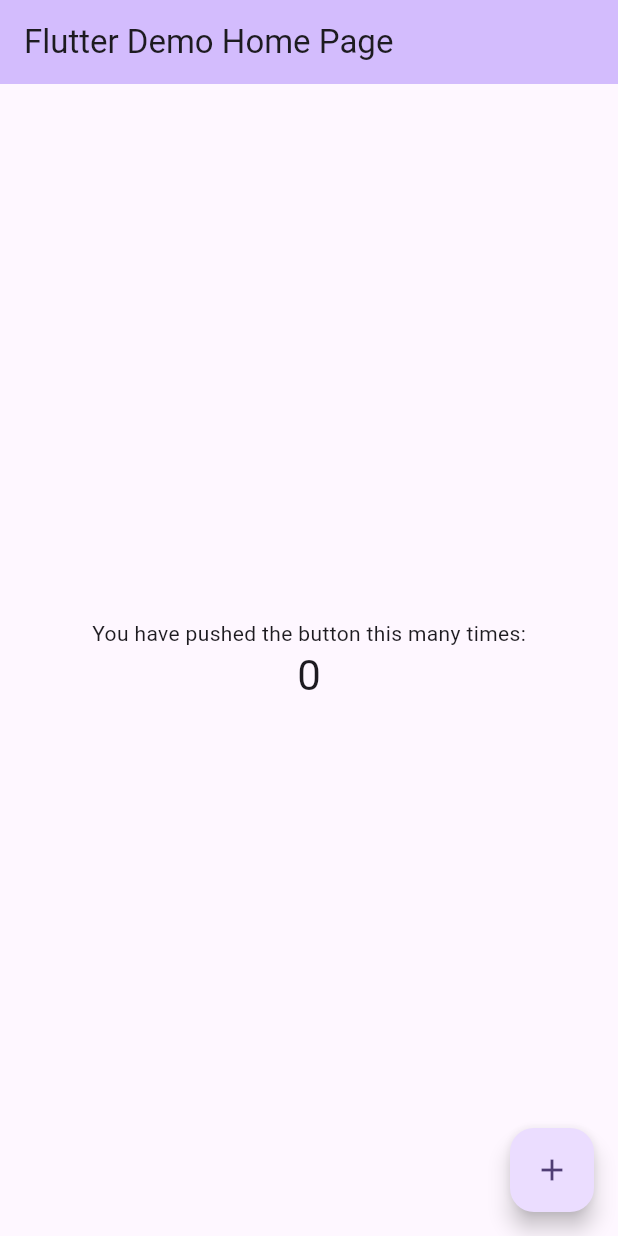
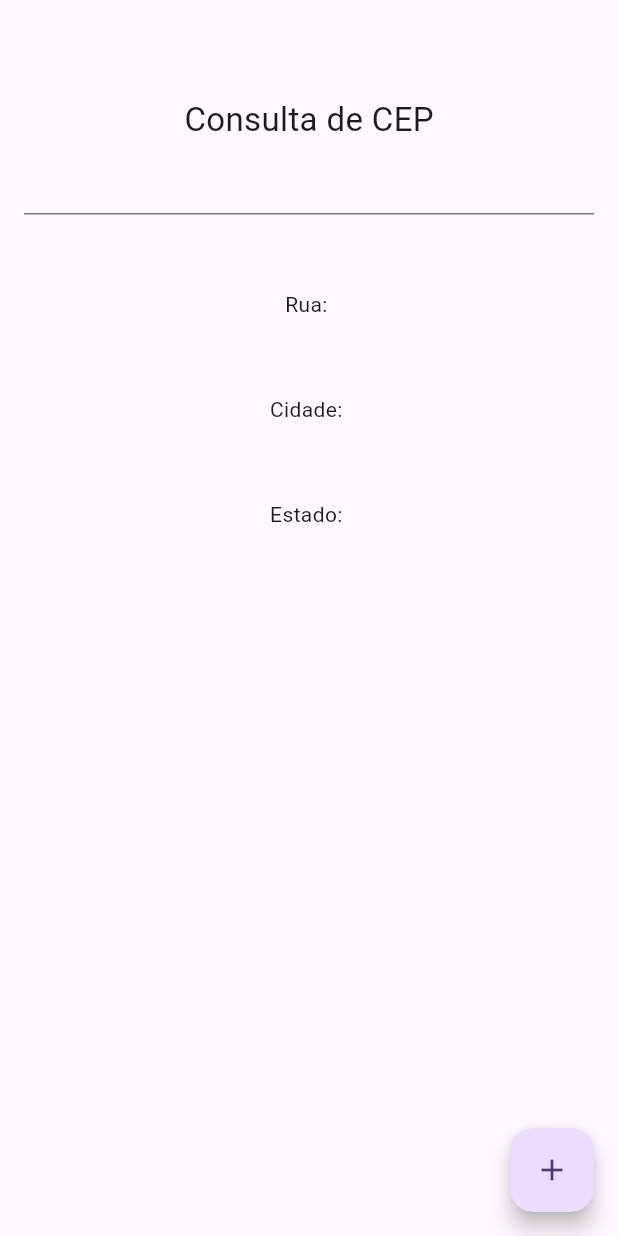
Before and after one commit to maurojh/diocabheocda, a Flutter app: the screen it shows after launch, on a phone screen of 412 x 824 dp. Run offline on Flutter 3.47's test engine with Material 2 defaults, Android fonts, the phone set to English and light mode, and no system bars.

Commit message:
Buscando cep viacep com texto

```diff
--- a/lib/main.dart
+++ b/lib/main.dart
@@ -1,3 +1,4 @@
+import 'package:diocabheocda/teste_http.dart';
 import 'package:flutter/material.dart';
 
 void main() {
@@ -31,7 +32,8 @@ class MyApp extends StatelessWidget {
         colorScheme: ColorScheme.fromSeed(seedColor: Colors.deepPurple),
         useMaterial3: true,
       ),
-      home: const MyHomePage(title: 'Flutter Demo Home Page'),
+      // home: const MyHomePage(title: 'Flutter Demo Home Page'),
+      home: const TesteHttp(),
     );
   }
 }
--- /dev/null
+++ b/lib/teste_http.dart
@@ -0,0 +1,70 @@
+import 'package:flutter/material.dart';
+import 'package:http/http.dart' as http;
+
+class TesteHttp extends StatefulWidget {
+  const TesteHttp({super.key});
+
+  @override
+  State<TesteHttp> createState() => _TesteHttpState();
+}
+
+class _TesteHttpState extends State<TesteHttp> {
+  TextEditingController controlaCEP = TextEditingController();
+  String rua = '';
+  String cidade = '';
+  String estado = '';
+
+  @override
+  Widget build(BuildContext context) {
+    return SafeArea(
+      child: Scaffold(
+        appBar: AppBar(),
+        body: Padding(
+          padding: EdgeInsets.symmetric(horizontal: 16, vertical: 8),
+          child: Column(
+            children: [
+              const Text(
+                'Consulta de CEP',
+                style: TextStyle(fontSize: 22),
+              ),
+              TextField(
+                controller: controlaCEP,
+                onChanged: (String value) async {
+                  var cep = value.trim().replaceAll('-', '');
+                  if (cep.length == 8) {
+                    print(value);
+                    var response = await http.get(Uri.parse('https://viacep.com.br/ws/$cep/json/'));
+                    print(response.body);
+                    print(response.statusCode);
+                  } else {
+                    setState(() {
+                      rua = '';
+                      cidade = '';
+                      estado = '';
+                    });
+                  }
+                },
+              ),
+              const SizedBox(
+                height: 50,
+              ),
+              Text('Rua: $rua'),
+              const SizedBox(
+                height: 50,
+              ),
+              Text('Cidade: $cidade'),
+              const SizedBox(
+                height: 50,
+              ),
+              Text('Estado: $estado'),
+            ],
+          ),
+        ),
+        floatingActionButton: FloatingActionButton(
+          onPressed: () async {},
+          child: Icon(Icons.add),
+        ),
+      ),
+    );
+  }
+}
--- a/pubspec.yaml
+++ b/pubspec.yaml
@@ -35,6 +35,7 @@ dependencies:
   # The following adds the Cupertino Icons font to your application.
   # Use with the CupertinoIcons class for iOS style icons.
   cupertino_icons: ^1.0.2
+  http: ^1.1.0
 
 dev_dependencies:
   flutter_test:
```
Also changed, not shown: 2 other files.
